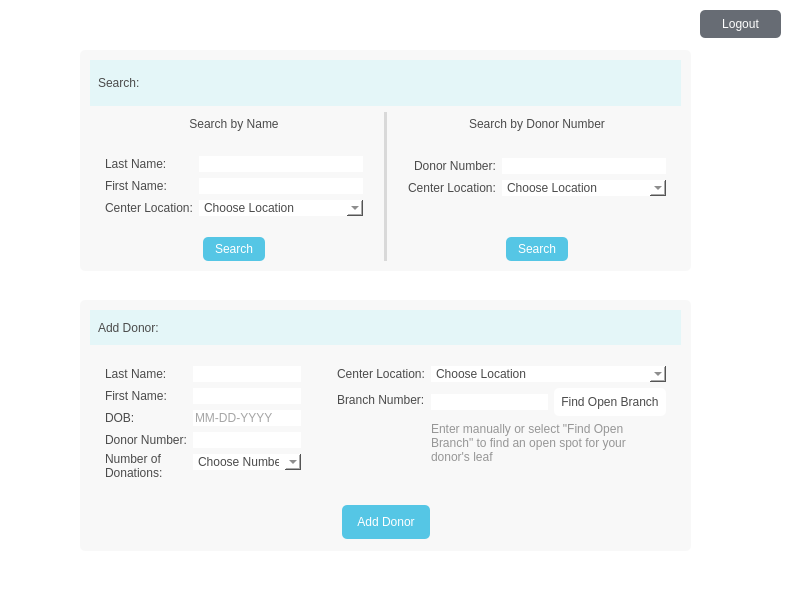
Before: the Qt Designer form mainwindow.ui in knickerbockermt/Tree-of-Life, drawn with Qt 5.
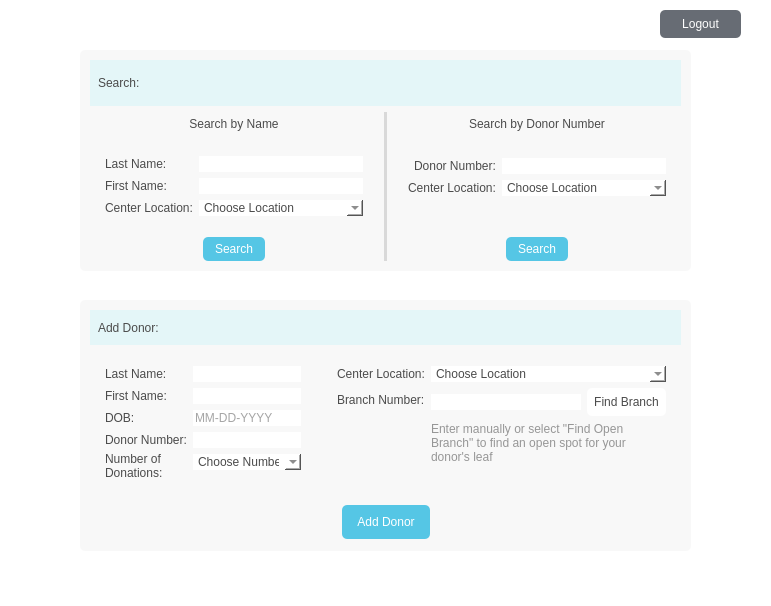
After: the same form once the commit is applied.

What changed in the file:
```diff
--- a/mainwindow.ui
+++ b/mainwindow.ui
@@ -6,8 +6,8 @@
    <rect>
     <x>0</x>
     <y>0</y>
-    <width>802</width>
-    <height>605</height>
+    <width>771</width>
+    <height>606</height>
    </rect>
   </property>
   <property name="windowTitle">
@@ -432,7 +432,7 @@
     </property>
     <property name="geometry">
      <rect>
-      <x>700</x>
+      <x>660</x>
       <y>10</y>
       <width>81</width>
       <height>28</height>
@@ -839,7 +839,7 @@
 </string>
                 </property>
                 <property name="text">
-                 <string>Find Open Branch</string>
+                 <string>Find Branch</string>
                 </property>
                </widget>
               </item>
```
Left out of the diff: 5 changed lines with no effect on the pictures.
